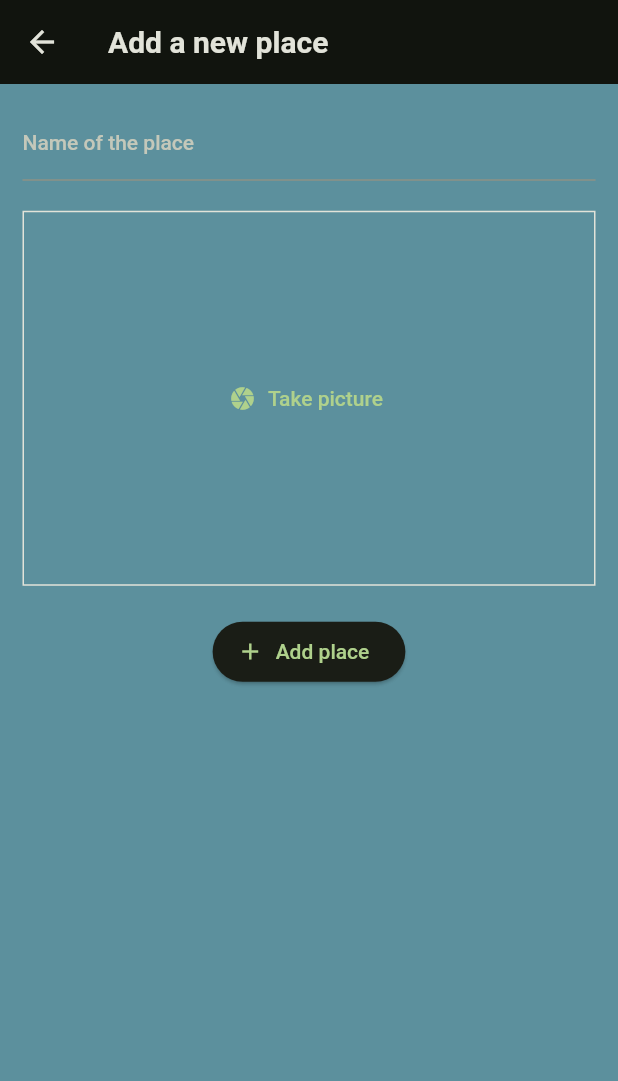
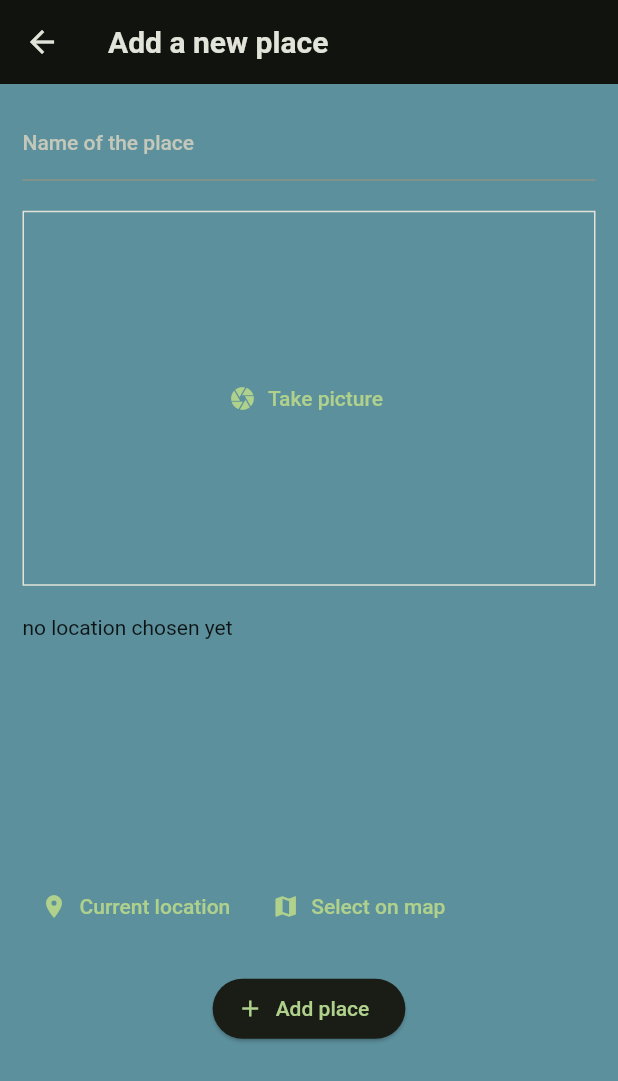
Before and after one commit to DereckAn/FlutterProjects, a Flutter app: the AddingNewPlaceScreen screen opened directly, on a phone screen of 412 x 824 dp. Shown: the top 1081 px of the screen. Run offline on Flutter 3.47's test engine with Material 2 defaults, Android fonts, the phone set to English and light mode, and no system bars; our stand-ins replace flutter_riverpod, google_fonts, image_picker, transparent_image.

Commit message:
Adding new widget: Location Input

```diff
--- a/mobile_features/lib/screens/adding_new_place.dart
+++ b/mobile_features/lib/screens/adding_new_place.dart
@@ -3,6 +3,7 @@ import 'dart:io';
 import 'package:flutter/material.dart';
 import 'package:flutter_riverpod/flutter_riverpod.dart';
 import 'package:mobile_features/providers/user_places.dart';
+import 'package:mobile_features/widgets/location_input.dart';
 import 'package:mobile_features/widgets/poner_imagen.dart';
 
 //recuerda cambiar el statefull widget por el consumer statefull widget para tener acceso a al provider
@@ -56,6 +57,10 @@ class _AddingNewPlaceScreenState extends ConsumerState<AddingNewPlaceScreen> {
               const SizedBox(
                 height: 20,
               ),
+              const LocationInput(),
+              const SizedBox(
+                height: 20,
+              ),
               Center(
                 child: ElevatedButton.icon(
                   onPressed: savePlace,
--- /dev/null
+++ b/mobile_features/lib/widgets/location_input.dart
@@ -0,0 +1,37 @@
+import 'package:flutter/material.dart';
+
+class LocationInput extends StatefulWidget {
+  const LocationInput({super.key});
+
+  @override
+  State<LocationInput> createState() => _LocationInputState();
+}
+
+class _LocationInputState extends State<LocationInput> {
+  @override
+  Widget build(BuildContext context) {
+    return Column(
+      children: [
+        Container(
+          height: 170,
+          width: double.infinity,
+          child: Text('no location chosen yet'),
+        ),
+        Row(
+          children: [
+            TextButton.icon(
+              onPressed: () {},
+              icon: const Icon(Icons.location_on),
+              label: const Text('Current location'),
+            ),
+            TextButton.icon(
+              onPressed: () {},
+              icon: const Icon(Icons.map),
+              label: const Text('Select on map'),
+            ),
+          ],
+        ),
+      ],
+    );
+  }
+}
--- a/mobile_features/pubspec.yaml
+++ b/mobile_features/pubspec.yaml
@@ -39,6 +39,7 @@ dependencies:
   flutter_riverpod: ^2.3.7
   uuid: ^3.0.7
   image_picker: ^1.0.2
+  location: ^5.0.3
 
 dev_dependencies:
   flutter_test:
```
Also changed, not shown: mobile_features/pubspec.lock, 2 other files.
